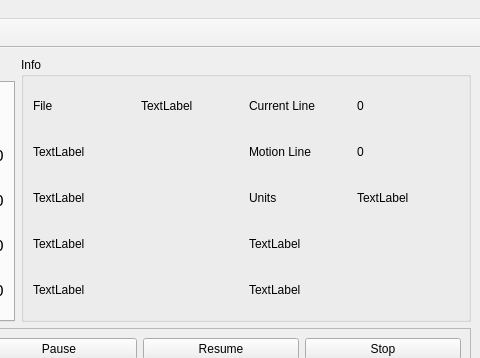
jethornton/flexgui, file examples/xyz/xyz.ui: the form before one commit; both pictures show x 524 to 1004 and y 0 to 358 of the 1004 by 783 pixel window.
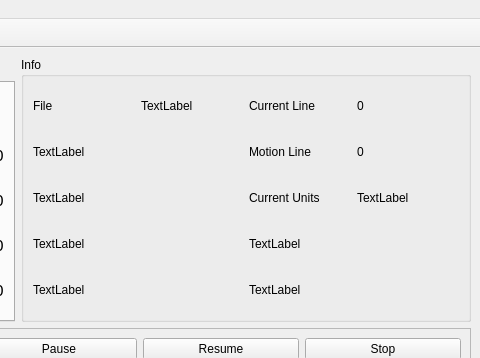
The form after the commit.

What changed in the file:
```diff
--- a/examples/xyz/xyz.ui
+++ b/examples/xyz/xyz.ui
@@ -181,7 +181,7 @@
        <item row="2" column="3">
         <widget class="QLabel" name="label_29">
          <property name="text">
-          <string>Units</string>
+          <string>Current Units</string>
          </property>
         </widget>
        </item>
```
Left out of the diff: 2 changed lines with no effect on the pictures.
